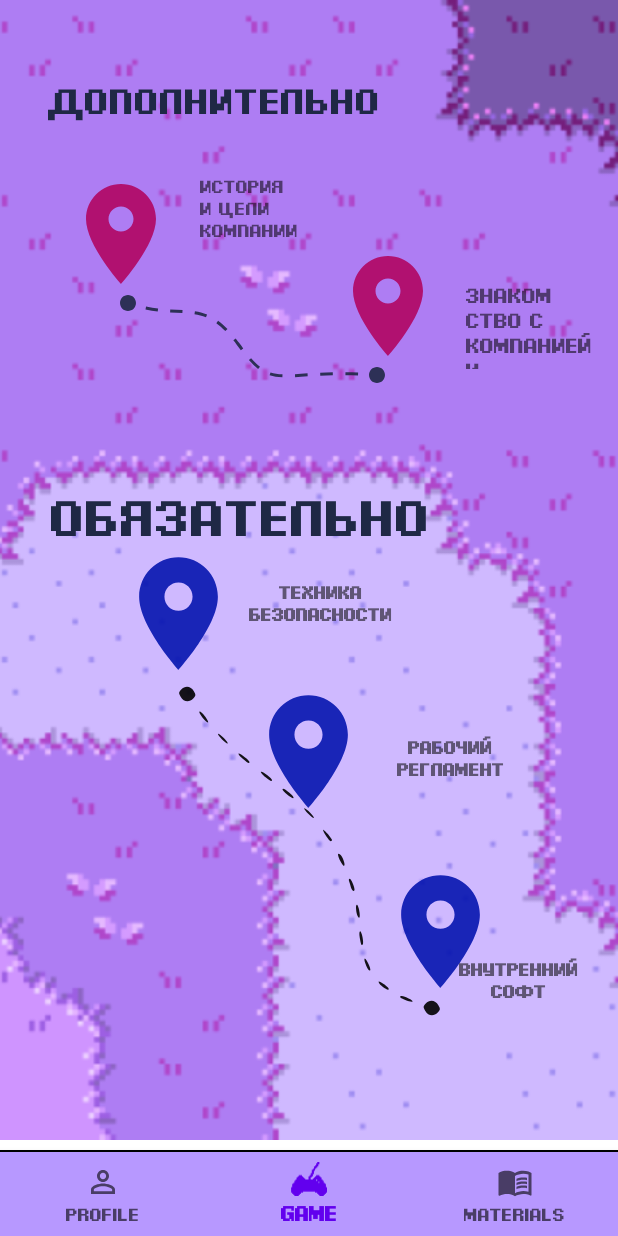
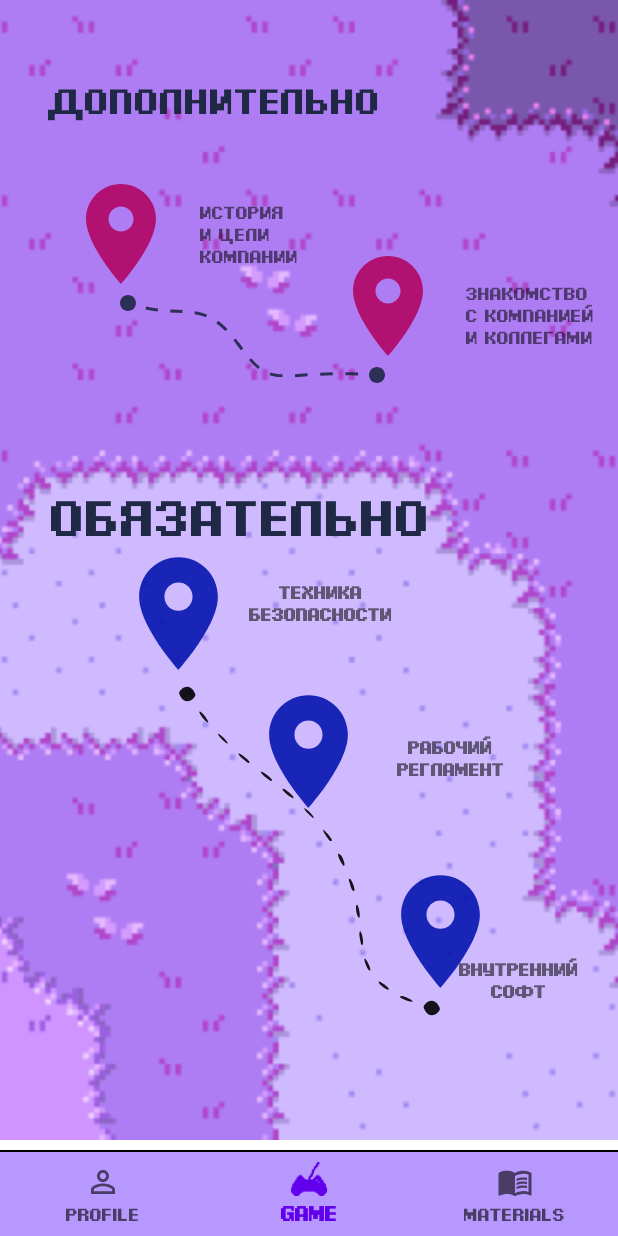
Before and after one commit to NIKITry/Hackaton, an Android app: the MainActivity screen opened directly, with no data from a screen before it, item 2 of the bottom bar chosen, on a phone screen of 412 x 824 dp. Run offline under Robolectric (Android 15) with nearby library versions, the phone set to English and light mode, and no system bars.

Commit message:
little fixes

```diff
--- a/app/src/main/java/com/example/hackaton/MainActivity.kt
+++ b/app/src/main/java/com/example/hackaton/MainActivity.kt
@@ -14,7 +14,7 @@ class MainActivity : AppCompatActivity() {
         super.onCreate(savedInstanceState)
         binding = ActivityMainBinding.inflate(layoutInflater)
         setContentView(binding.root)
-        replaceFragment(MaterialFragment())
+        replaceFragment(ProfileFragment())
         binding.bottomNavigationView.setOnItemSelectedListener {
             when (it.itemId) {
                 R.id.game -> {
--- a/app/src/main/res/layout/game_layout_fragment.xml
+++ b/app/src/main/res/layout/game_layout_fragment.xml
@@ -41,12 +41,12 @@
         android:layout_width="wrap_content"
         android:layout_height="wrap_content"
         android:layout_marginTop="364dp"
-        android:background="@android:color/transparent"
         app:layout_constraintEnd_toEndOf="parent"
         app:layout_constraintHorizontal_bias="0.230"
         app:layout_constraintStart_toStartOf="parent"
         app:layout_constraintTop_toTopOf="parent"
-        app:srcCompat="@drawable/baseline_location_on_24_major" />
+        app:srcCompat="@drawable/baseline_location_on_24_major"
+        android:background="@android:color/transparent"/>
 
     <ImageButton
         android:id="@+id/bt_location_4"
@@ -82,7 +82,7 @@
         app:layout_constraintHorizontal_bias="0.498"
         app:layout_constraintStart_toStartOf="parent"
         app:layout_constraintTop_toTopOf="parent"
-        app:srcCompat="@drawable/baseline_location_on_24_major" />
+        app:srcCompat="@drawable/baseline_location_on_24_major"/>
 
     <ImageButton
         android:id="@+id/bt_location_3"
@@ -103,6 +103,7 @@
         android:layout_marginTop="188dp"
         android:fontFamily="@font/pixel_font"
         android:text="@string/text_getting_to_know_company"
+        android:textSize="12sp"
         app:layout_constraintEnd_toEndOf="parent"
         app:layout_constraintStart_toEndOf="@+id/bt_location_4"
         app:layout_constraintTop_toTopOf="@+id/imageView" />
@@ -191,6 +192,6 @@
         app:layout_constraintHorizontal_bias="0.058"
         app:layout_constraintStart_toEndOf="@+id/bt_location_5"
         app:layout_constraintTop_toTopOf="parent"
-        app:layout_constraintVertical_bias="0.162" />
+        app:layout_constraintVertical_bias="0.186" />
 
 </androidx.constraintlayout.widget.ConstraintLayout>
```
